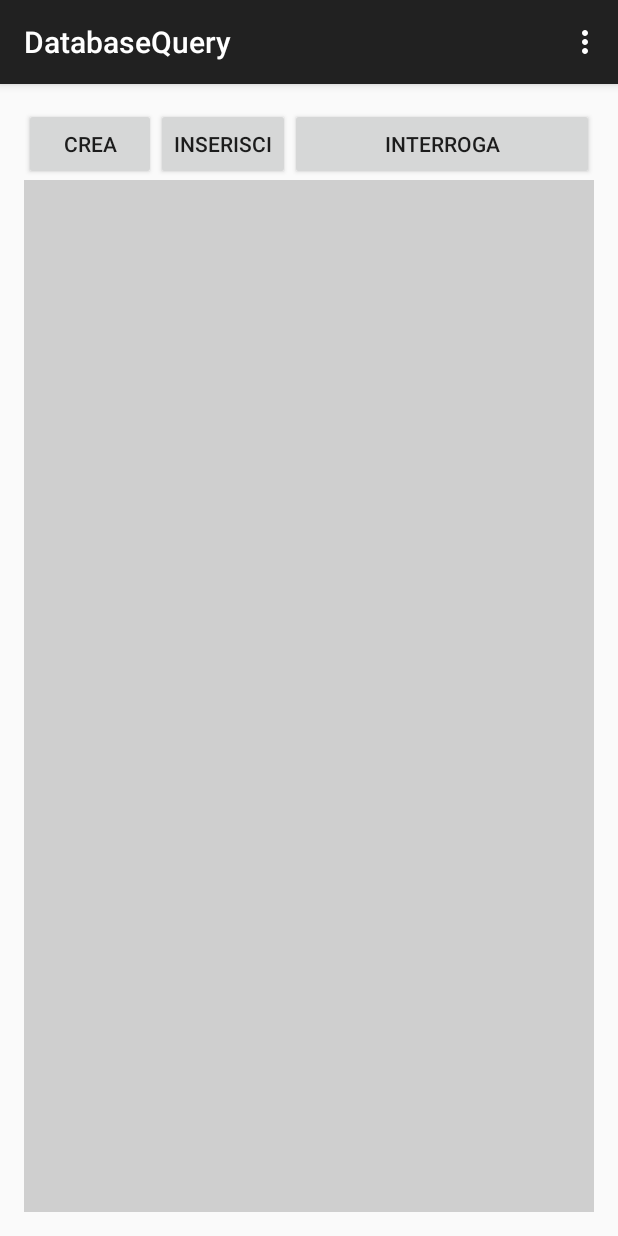
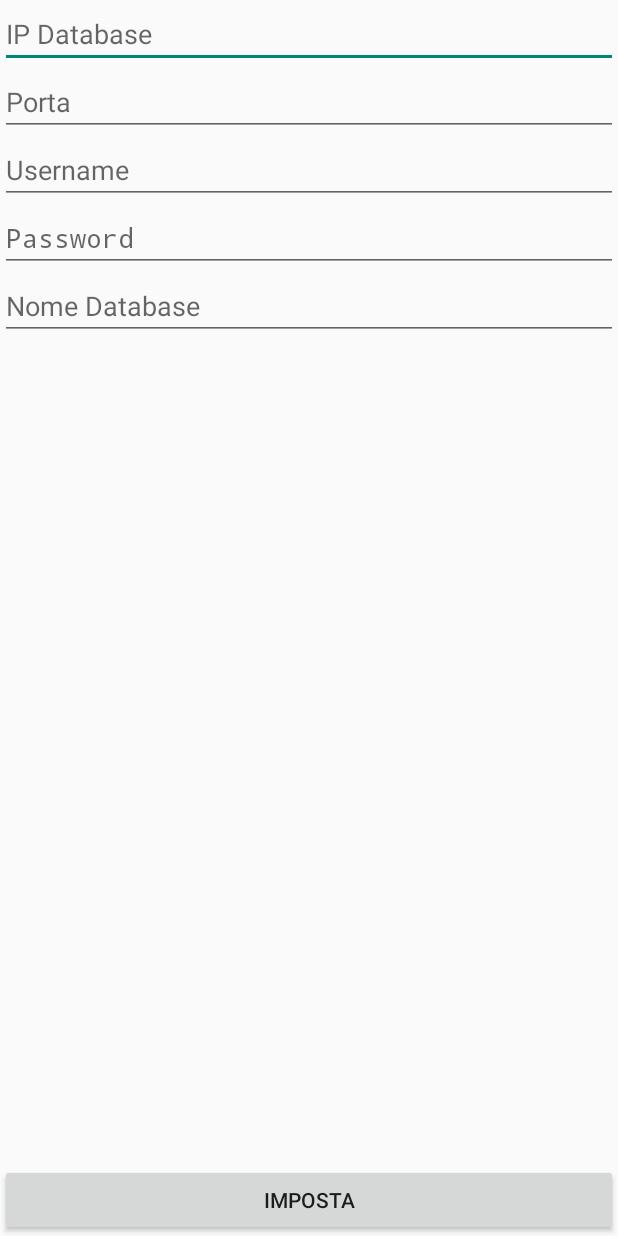
Before and after one commit to alexpopa95/DatabaseQuery, an Android app: the MainActivity screen opened directly, with no data from a screen before it, in the options menu, after a tap on "Imposta", on a phone screen of 412 x 824 dp. Run offline under Robolectric (Android 15) with nearby library versions, the phone set to English and light mode, and no system bars.

Commit message:
Create Table funzionante

```diff
--- a/app/src/main/java/alexpopa95/databasequery/MainActivity.java
+++ b/app/src/main/java/alexpopa95/databasequery/MainActivity.java
@@ -1,17 +1,31 @@
 package alexpopa95.databasequery;
 
+import android.content.Intent;
 import android.support.v7.app.ActionBarActivity;
 import android.os.Bundle;
 import android.view.Menu;
 import android.view.MenuItem;
+import android.view.View;
+import android.widget.Button;
+import android.widget.GridView;
+import android.widget.TextView;
+
+import alexpopa95.databasequery.DB.Database;
 
 
 public class MainActivity extends ActionBarActivity {
+
+    String col1[];
+    String col2[];
+    int numero_righe;
 
     @Override
     protected void onCreate(Bundle savedInstanceState) {
         super.onCreate(savedInstanceState);
         setContentView(R.layout.activity_main);
+
+
+        setAllEnabled(false);
     }
 
 
@@ -27,15 +41,62 @@ public class MainActivity extends ActionBarActivity {
         int id = item.getItemId();
 
         if (id == R.id.set_data_menu) {
+            setData();
             return true;
         }
         if (id == R.id.connect_menu) {
-
+            connect();
             return true;
         }
 
         return super.onOptionsItemSelected(item);
     }
 
+    public void creaTabella(View view) {
+        Intent it = new Intent(this, CreateActivity.class);
+        startActivity(it);
+    }
 
+    public void setData() {
+        Intent it = new Intent(this, SetDataActivity.class);
+        startActivity(it);
+    }
+
+    public void inserisciDati(View view) {
+        Intent it = new Intent(this, InsertActivity.class);
+        startActivity(it);
+    }
+
+    public void interrogaTabella(View view) {
+        Intent it = new Intent(this, QuestionActivity.class);
+        startActivity(it);
+    }
+
+    public void impostaTabella() {
+
+        for(int i=0; i<numero_righe;i++) {
+
+        }
+    }
+
+    public void connect() {
+        if(Database.connect()) {
+            //Connessione OK
+            setAllEnabled(true);
+        }
+        else {
+            //Connessione NON OK
+            setAllEnabled(false);
+        }
+    }
+
+    private void setAllEnabled(boolean cond) {
+        Button b1 = (Button) findViewById(R.id.crea);
+        Button b2 = (Button) findViewById(R.id.inserisci);
+        Button b3 = (Button) findViewById(R.id.interroga);
+
+        b1.setEnabled(cond);
+        b2.setEnabled(cond);
+        b3.setEnabled(cond);
+    }
 }
--- /dev/null
+++ b/app/src/main/java/alexpopa95/databasequery/SetDataActivity.java
@@ -0,0 +1,31 @@
+package alexpopa95.databasequery;
+
+import android.app.Activity;
+import android.os.Bundle;
+import android.view.View;
+import android.widget.TextView;
+import android.widget.Toast;
+
+import alexpopa95.databasequery.DB.Database;
+
+/**
+ * Created by alexpopa95 on 17/03/15.
+ */
+public class SetDataActivity extends Activity {
+
+    @Override
+    protected void onCreate(Bundle savedInstanceState) {
+        super.onCreate(savedInstanceState);
+        setContentView(R.layout.set_data);
+    }
+
+    public void setDataAction(View view) {
+        TextView tv1 = (TextView) findViewById(R.id.editText6);
+        TextView tv2 = (TextView) findViewById(R.id.editText7);
+        TextView tv3 = (TextView) findViewById(R.id.editText8);
+        TextView tv4 = (TextView) findViewById(R.id.editText9);
+        TextView tv5 = (TextView) findViewById(R.id.editText10);
+
+        Database.impostaDati(tv1.getText().toString(), tv2.getText().toString(), tv3.getText().toString(), tv4.getText().toString(), tv5.getText().toString(), this);
+    }
+}
--- /dev/null
+++ b/app/src/main/res/layout/set_data.xml
@@ -0,0 +1,74 @@
+<?xml version="1.0" encoding="utf-8"?>
+<RelativeLayout xmlns:android="http://schemas.android.com/apk/res/android"
+    android:layout_width="match_parent" android:layout_height="match_parent">
+
+    <EditText
+        android:layout_width="wrap_content"
+        android:layout_height="wrap_content"
+        android:id="@+id/editText6"
+        android:layout_alignParentTop="true"
+        android:layout_alignParentLeft="true"
+        android:layout_alignParentStart="true"
+        android:layout_alignParentRight="true"
+        android:layout_alignParentEnd="true"
+        android:hint="IP Database" />
+
+    <EditText
+        android:layout_width="wrap_content"
+        android:layout_height="wrap_content"
+        android:id="@+id/editText7"
+        android:layout_below="@+id/editText6"
+        android:layout_alignParentLeft="true"
+        android:layout_alignParentStart="true"
+        android:layout_alignParentRight="true"
+        android:layout_alignParentEnd="true"
+        android:hint="Porta" />
+
+    <EditText
+        android:layout_width="wrap_content"
+        android:layout_height="wrap_content"
+        android:id="@+id/editText8"
+        android:layout_below="@+id/editText7"
+        android:layout_alignParentLeft="true"
+        android:layout_alignParentStart="true"
+        android:layout_alignParentRight="true"
+        android:layout_alignParentEnd="true"
+        android:hint="Username" />
+
+    <EditText
+        android:layout_width="wrap_content"
+        android:layout_height="wrap_content"
+        android:inputType="textPassword"
+        android:ems="10"
+        android:id="@+id/editText9"
+        android:layout_below="@+id/editText8"
+        android:layout_alignParentLeft="true"
+        android:layout_alignParentStart="true"
+        android:layout_alignParentRight="true"
+        android:layout_alignParentEnd="true"
+        android:hint="Password" />
+
+    <EditText
+        android:layout_width="wrap_content"
+        android:layout_height="wrap_content"
+        android:id="@+id/editText10"
+        android:layout_below="@+id/editText9"
+        android:layout_alignParentLeft="true"
+        android:layout_alignParentStart="true"
+        android:layout_alignParentRight="true"
+        android:layout_alignParentEnd="true"
+        android:hint="Nome Database" />
+
+    <Button
+        android:layout_width="wrap_content"
+        android:layout_height="wrap_content"
+        android:text="Imposta"
+        android:id="@+id/button4"
+        android:layout_alignParentBottom="true"
+        android:layout_alignParentLeft="true"
+        android:layout_alignParentStart="true"
+        android:layout_alignParentRight="true"
+        android:layout_alignParentEnd="true"
+        android:onClick="setDataAction" />
+
+</RelativeLayout>
```
Also changed, not shown: app/src/main/AndroidManifest.xml (+10 -0 lines), app/src/main/java/alexpopa95/databasequery/CreateActivity.java (+10 -0 lines), app/src/main/java/alexpopa95/databasequery/DB/Database.java (added, +218 -0 lines), app/src/main/java/alexpopa95/databasequery/InsertActivity.java (+20 -3 lines), app/src/main/res/layout/activity_main.xml (+34 -9 lines), app/src/main/res/layout/crea_tabella.xml (+2 -23 lines).
